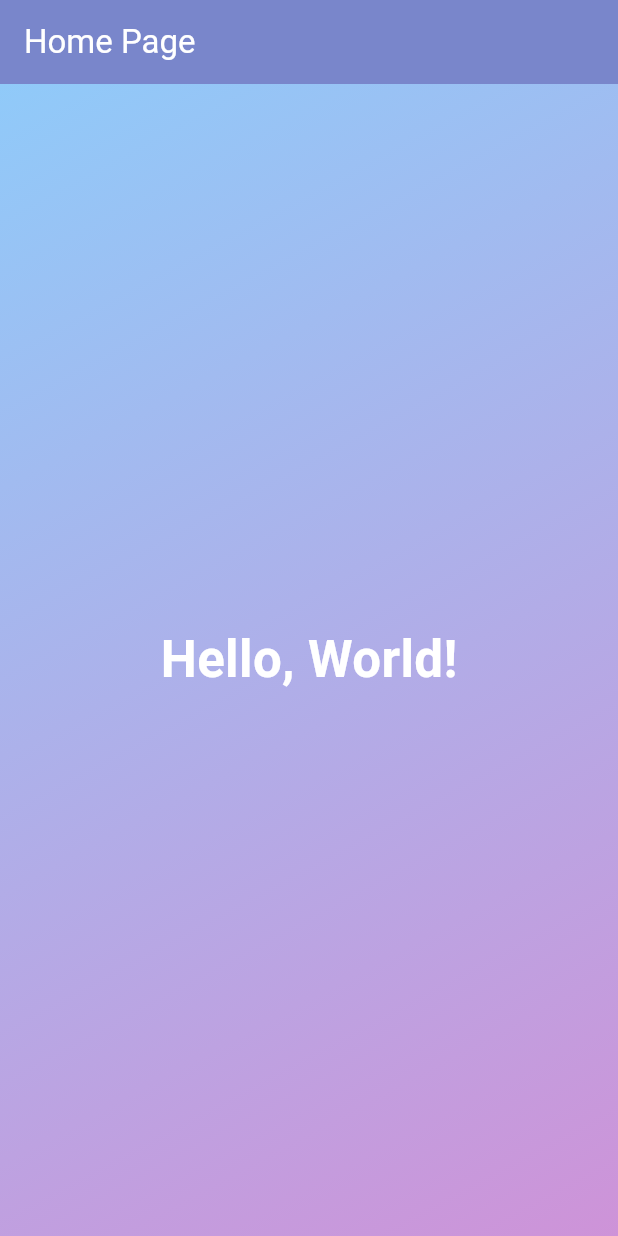
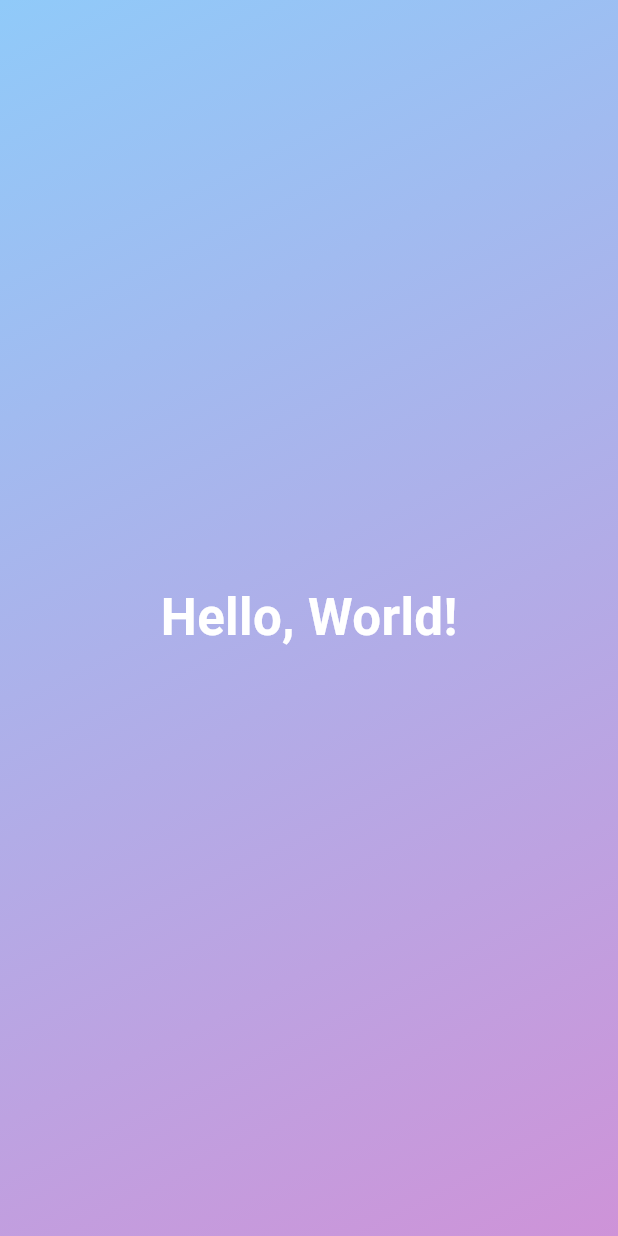
Before and after one commit to akashm936/NewAppFlutter, a Flutter app: the HomeViews screen opened directly, on a phone screen of 412 x 824 dp. Run offline on Flutter 3.47's test engine with Material 3 defaults, Android fonts, the phone set to English and light mode, and no system bars.

```diff
--- a/lib/app/myapp.dart
+++ b/lib/app/myapp.dart
@@ -1,4 +1,5 @@
 import 'package:flutter/material.dart';
+import 'package:mydemoapp/views/calculator_view.dart';
 import 'package:mydemoapp/views/home_views.dart';
 
 class MyApp extends StatelessWidget {
@@ -6,7 +7,7 @@ class MyApp extends StatelessWidget {
   Widget build(BuildContext context) {
     return MaterialApp(
       title: 'My Flutter App',
-      home: const HomeViews(),
+      home: const CalculatorView(),
       theme: ThemeData(
         primarySwatch: Colors.blue,
         appBarTheme: AppBarTheme(
--- a/lib/views/home_views.dart
+++ b/lib/views/home_views.dart
@@ -6,10 +6,7 @@ class HomeViews extends StatelessWidget {
   @override
   Widget build(BuildContext context) {
     return Scaffold(
-        appBar: AppBar(
-          title: Text('Home Page'),
 
-        ),
         body: Container(
           decoration: BoxDecoration(
             gradient: LinearGradient(
```
Also changed, not shown: lib/views/calculator_view.dart (added, +28 -0 lines).
